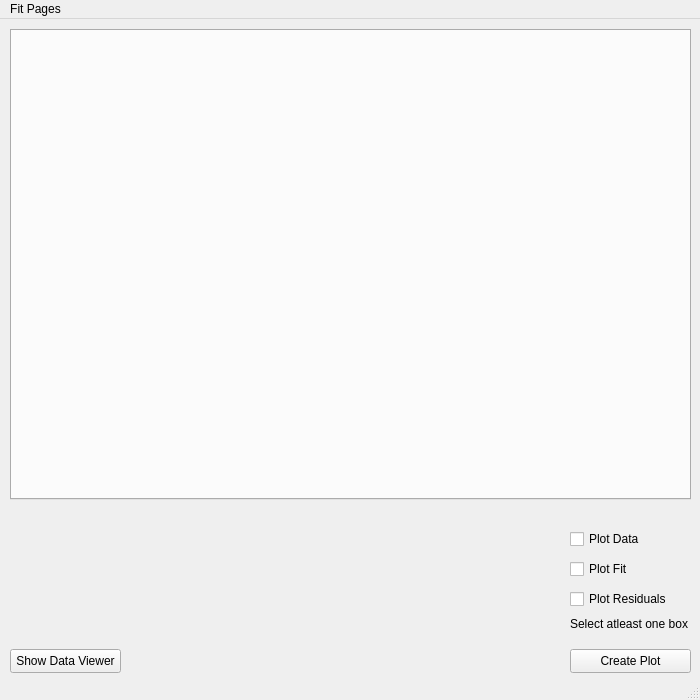
Above: MainWindowUI.ui from juliuskarliczek/demo before the change. Below: the same form after it.
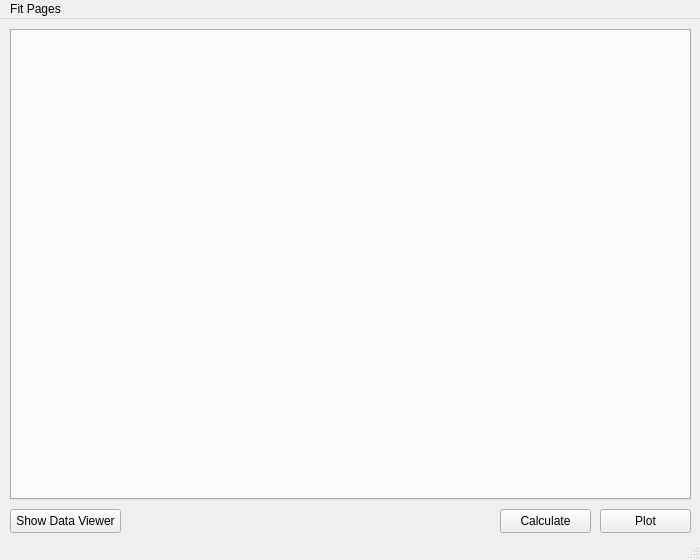
That is the form after the change.

What changed in the file:
```diff
--- a/MainWindowUI.ui
+++ b/MainWindowUI.ui
@@ -7,7 +7,7 @@
     <x>0</x>
     <y>0</y>
     <width>700</width>
-    <height>700</height>
+    <height>560</height>
    </rect>
   </property>
   <property name="windowTitle">
@@ -17,69 +17,14 @@
    <widget class="QPushButton" name="cmdCreatePlot">
     <property name="geometry">
      <rect>
-      <x>570</x>
-      <y>630</y>
-      <width>121</width>
+      <x>500</x>
+      <y>490</y>
+      <width>91</width>
       <height>24</height>
      </rect>
     </property>
     <property name="text">
-     <string>Create Plot</string>
-    </property>
-   </widget>
-   <widget class="QCheckBox" name="cbData">
-    <property name="geometry">
-     <rect>
-      <x>570</x>
-      <y>510</y>
-      <width>120</width>
-      <height>20</height>
-     </rect>
-    </property>
-    <property name="text">
-     <string>Plot Data</string>
-    </property>
-   </widget>
-   <widget class="QCheckBox" name="cbFit">
-    <property name="geometry">
-     <rect>
-      <x>570</x>
-      <y>540</y>
-      <width>120</width>
-      <height>20</height>
-     </rect>
-    </property>
-    <property name="text">
-     <string>Plot Fit</string>
-    </property>
-   </widget>
-   <widget class="QCheckBox" name="cbResiduals">
-    <property name="geometry">
-     <rect>
-      <x>570</x>
-      <y>570</y>
-      <width>120</width>
-      <height>20</height>
-     </rect>
-    </property>
-    <property name="text">
-     <string>Plot Residuals</string>
-    </property>
-   </widget>
-   <widget class="QLabel" name="labelWarning">
-    <property name="geometry">
-     <rect>
-      <x>570</x>
-      <y>590</y>
-      <width>121</width>
-      <height>31</height>
-     </rect>
-    </property>
-    <property name="text">
-     <string>Select atleast one box</string>
-    </property>
-    <property name="textFormat">
-     <enum>Qt::RichText</enum>
+     <string>Calculate</string>
     </property>
    </widget>
    <widget class="QTabWidget" name="fittingTabs">
@@ -99,7 +44,7 @@
     <property name="geometry">
      <rect>
       <x>10</x>
-      <y>630</y>
+      <y>490</y>
       <width>111</width>
       <height>24</height>
      </rect>
@@ -108,6 +53,19 @@
      <string>Show Data Viewer</string>
     </property>
    </widget>
+   <widget class="QPushButton" name="cmdPlot">
+    <property name="geometry">
+     <rect>
+      <x>600</x>
+      <y>490</y>
+      <width>91</width>
+      <height>24</height>
+     </rect>
+    </property>
+    <property name="text">
+     <string>Plot</string>
+    </property>
+   </widget>
   </widget>
   <widget class="QMenuBar" name="menubar">
    <property name="geometry">
```
Left out of the diff: 2 changed lines with no effect on the pictures.
